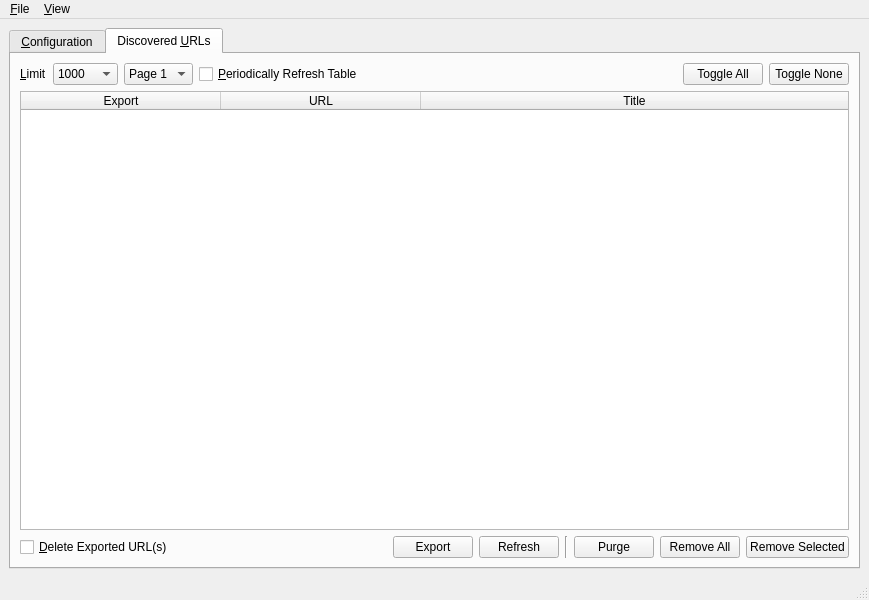
First picture: the form in UI/pandemonium.ui, repository nurfalie/pandamonium, before the edit.
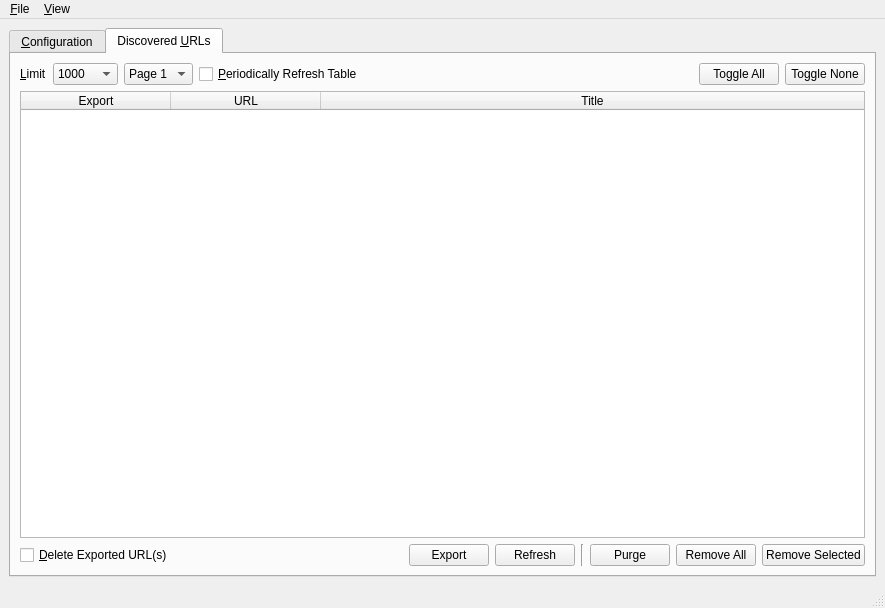
Second picture: the form after the edit. The open tabs and pages were chosen to show the change. Icons and pictures are not drawn.

Diff of the .ui file:
```diff
--- a/UI/pandemonium.ui
+++ b/UI/pandemonium.ui
@@ -6,8 +6,8 @@
    <rect>
     <x>0</x>
     <y>0</y>
-    <width>869</width>
-    <height>600</height>
+    <width>885</width>
+    <height>608</height>
    </rect>
   </property>
   <property name="windowTitle">
@@ -561,10 +561,10 @@
            <enum>QAbstractItemView::ScrollPerPixel</enum>
           </property>
           <attribute name="horizontalHeaderDefaultSectionSize">
-           <number>200</number>
+           <number>150</number>
           </attribute>
           <attribute name="horizontalHeaderMinimumSectionSize">
-           <number>200</number>
+           <number>150</number>
           </attribute>
           <attribute name="horizontalHeaderStretchLastSection">
            <bool>true</bool>
@@ -689,8 +689,8 @@
     <rect>
      <x>0</x>
      <y>0</y>
-     <width>869</width>
-     <height>27</height>
+     <width>885</width>
+     <height>22</height>
     </rect>
    </property>
    <widget class="QMenu" name="menu_File">
```
